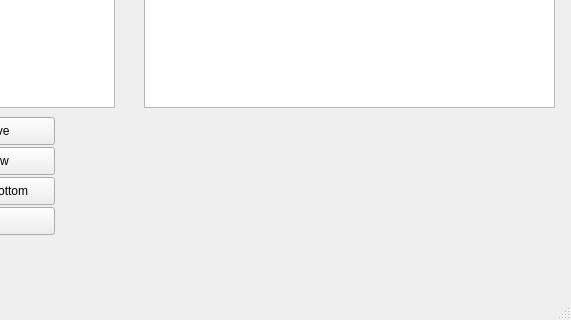
First picture: the form in mainwindow.ui, repository nikolai-baschinski/UVT, before the edit; both pictures show x 806 to 1377 and y 383 to 703 of the 1377 by 703 pixel window.
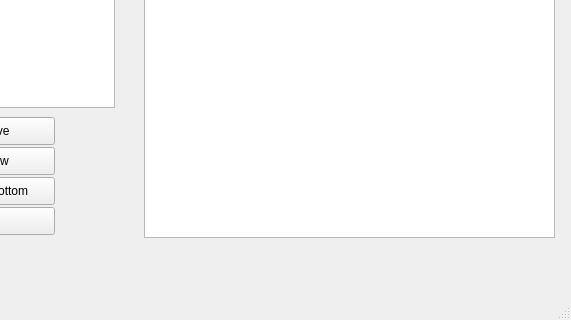
Second picture: the form after the edit.

Commit message: Display search results in a listWidget instead in a plainTextWidget. Selecting a row in a listWidget, selects the lesson.

Diff of the .ui file:
```diff
--- a/mainwindow.ui
+++ b/mainwindow.ui
@@ -184,16 +184,6 @@
      <string>Search</string>
     </property>
    </widget>
-   <widget class="QPlainTextEdit" name="plainTextEdit_SearchResults">
-    <property name="geometry">
-     <rect>
-      <x>950</x>
-      <y>100</y>
-      <width>411</width>
-      <height>391</height>
-     </rect>
-    </property>
-   </widget>
    <widget class="QPushButton" name="pushButton_ApplicationSettings">
     <property name="geometry">
      <rect>
@@ -207,6 +197,16 @@
      <string>Settings</string>
     </property>
    </widget>
+   <widget class="QListWidget" name="listWidget_SearchResults">
+    <property name="geometry">
+     <rect>
+      <x>950</x>
+      <y>100</y>
+      <width>411</width>
+      <height>521</height>
+     </rect>
+    </property>
+   </widget>
   </widget>
   <widget class="QMenuBar" name="menubar">
    <property name="geometry">
```
The commit also changes 3 other files.
